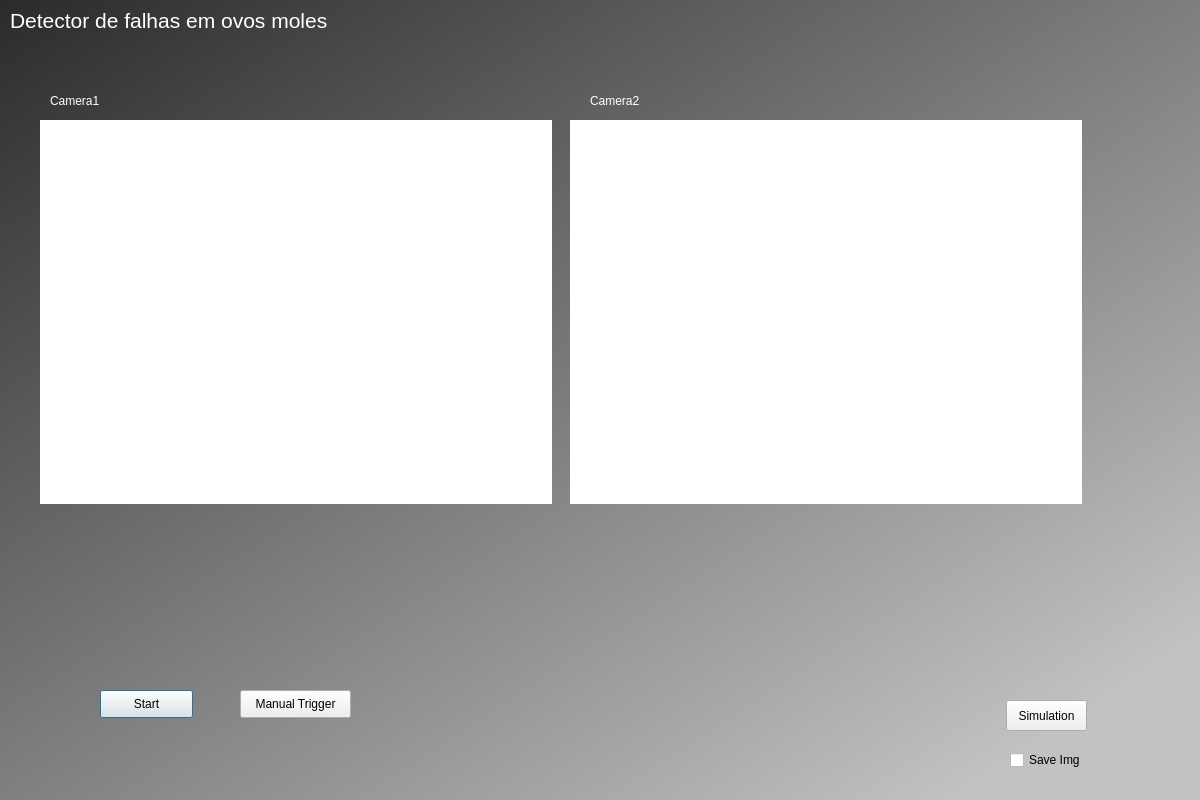
rigoletiny/ovos_moles_gui, file PrincipalScreen.ui: the form before one commit.
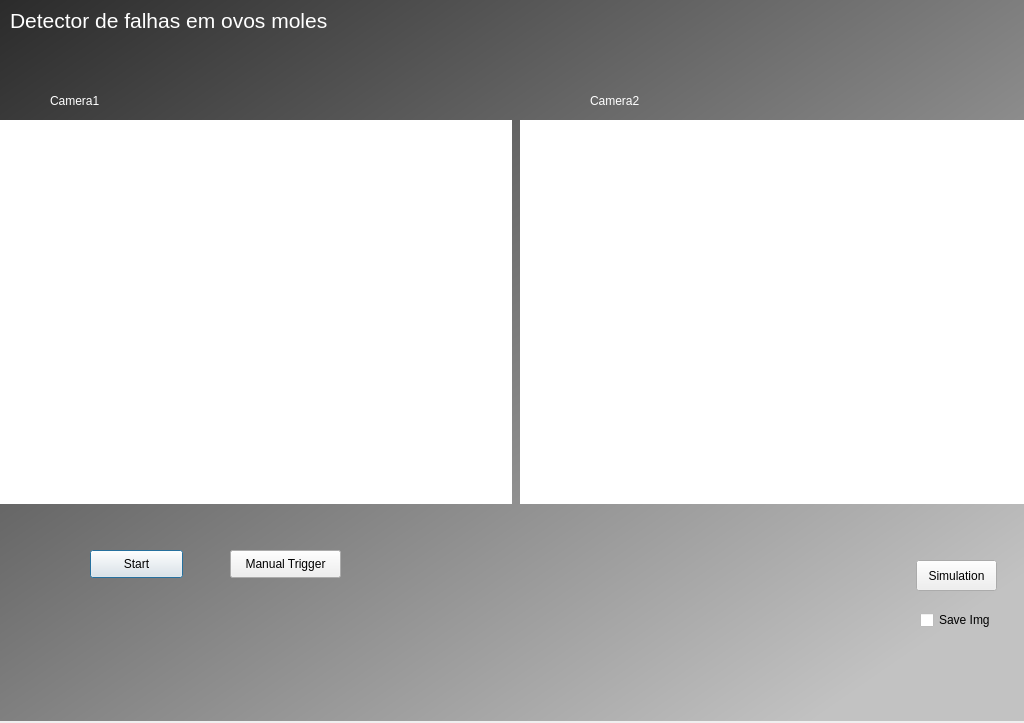
The form after the commit.

Commit message: Changing width and height fo the window

The edit to the form file:
```diff
--- a/PrincipalScreen.ui
+++ b/PrincipalScreen.ui
@@ -6,8 +6,8 @@
    <rect>
     <x>0</x>
     <y>0</y>
-    <width>1200</width>
-    <height>800</height>
+    <width>1024</width>
+    <height>723</height>
    </rect>
   </property>
   <property name="windowTitle">
@@ -18,8 +18,8 @@
     <rect>
      <x>0</x>
      <y>0</y>
-     <width>1200</width>
-     <height>800</height>
+     <width>1024</width>
+     <height>721</height>
     </rect>
    </property>
    <property name="styleSheet">
@@ -92,8 +92,8 @@
    <widget class="QPushButton" name="start_button">
     <property name="geometry">
      <rect>
-      <x>100</x>
-      <y>690</y>
+      <x>90</x>
+      <y>550</y>
       <width>93</width>
       <height>28</height>
      </rect>
@@ -105,7 +105,7 @@
    <widget class="QLabel" name="img_box1">
     <property name="geometry">
      <rect>
-      <x>40</x>
+      <x>0</x>
       <y>120</y>
       <width>512</width>
       <height>384</height>
@@ -121,7 +121,7 @@
    <widget class="QLabel" name="img_box2">
     <property name="geometry">
      <rect>
-      <x>570</x>
+      <x>520</x>
       <y>120</y>
       <width>512</width>
       <height>384</height>
@@ -137,8 +137,8 @@
    <widget class="QPushButton" name="manual_trigger_btn">
     <property name="geometry">
      <rect>
-      <x>240</x>
-      <y>690</y>
+      <x>230</x>
+      <y>550</y>
       <width>111</width>
       <height>28</height>
      </rect>
@@ -150,8 +150,8 @@
    <widget class="QToolButton" name="simButton">
     <property name="geometry">
      <rect>
-      <x>1006</x>
-      <y>700</y>
+      <x>916</x>
+      <y>560</y>
       <width>81</width>
       <height>31</height>
      </rect>
@@ -163,8 +163,8 @@
    <widget class="QCheckBox" name="SaveBox">
     <property name="geometry">
      <rect>
-      <x>1010</x>
-      <y>750</y>
+      <x>920</x>
+      <y>610</y>
       <width>77</width>
       <height>20</height>
      </rect>
```
The commit also changes 3 other files.
